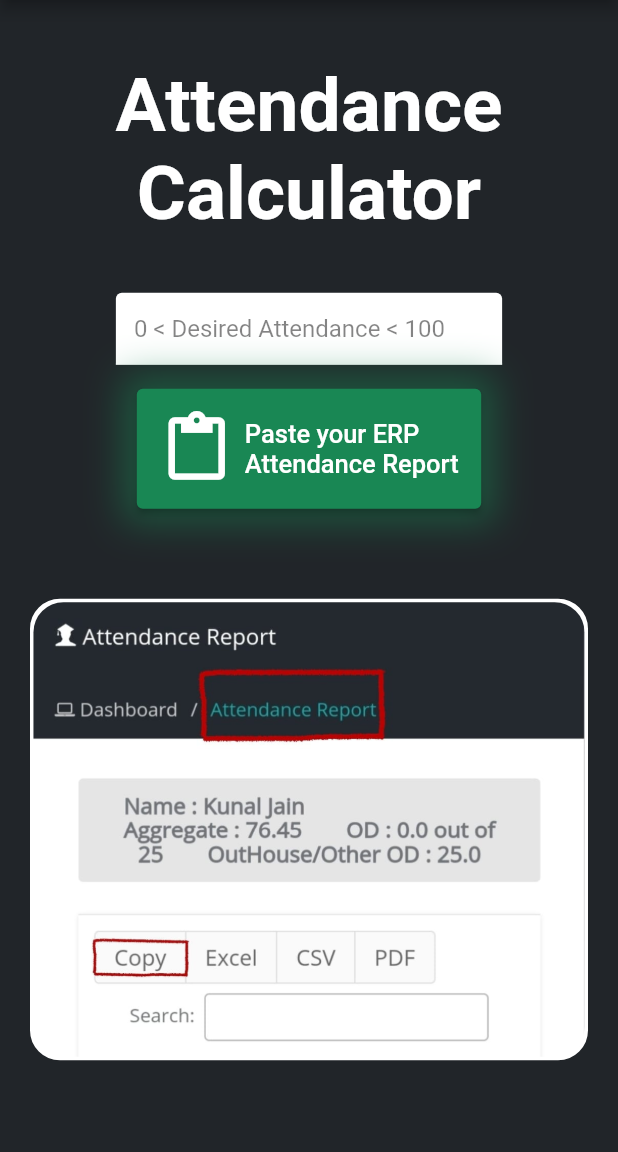
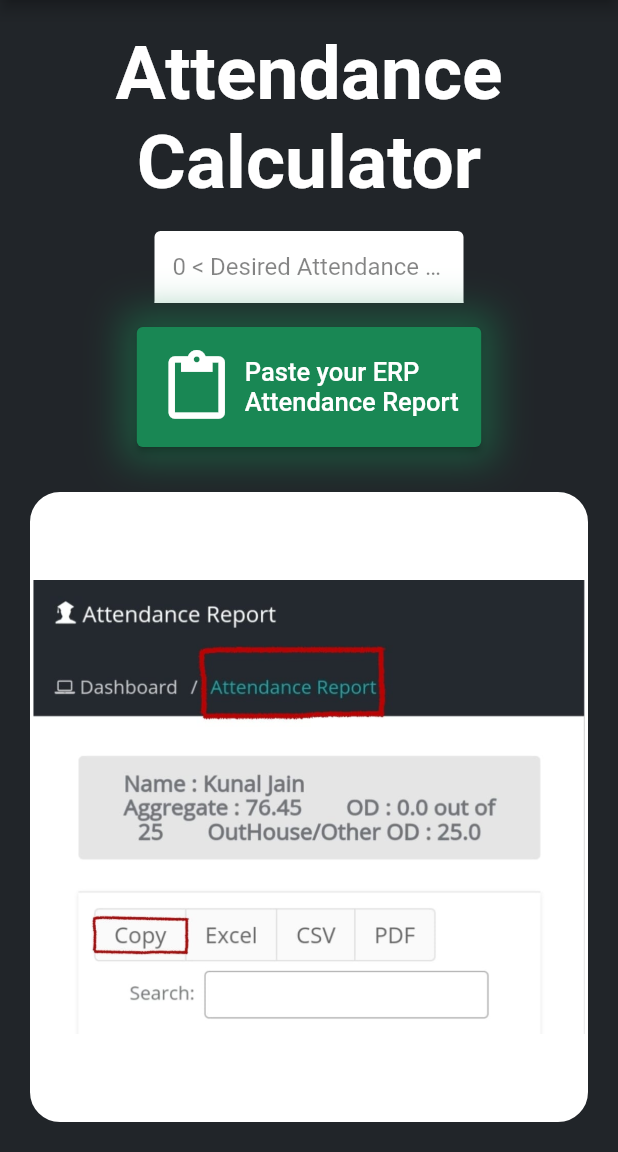
Before and after one commit to helloamj/Attendi-fy-app, a Flutter app: the Calculator screen opened directly, on a phone screen of 412 x 824 dp, the part 84-1236 px from its top. Run offline on Flutter 3.47's test engine with Material 2 defaults, Android fonts, the phone set to English and light mode, and no system bars; our stand-ins replace animated_text_kit, firebase_analytics, firebase_core, google_fonts; accounts and stored records are empty.

Commit message:
web version

```diff
--- a/lib/pages/attendance_calc.dart
+++ b/lib/pages/attendance_calc.dart
@@ -24,12 +24,13 @@ class CalculatorState extends State<Calculator> {
         backgroundColor: const Color(0xff198754),
       ),
       body: Center(
-        child: SingleChildScrollView(
         child: Column(
-            mainAxisAlignment: MainAxisAlignment.center,
+          mainAxisAlignment: MainAxisAlignment.spaceAround,
           crossAxisAlignment: CrossAxisAlignment.center,
-            mainAxisSize: MainAxisSize.min,
           children: [
+            const SizedBox(
+              height: 20,
+            ),
             Text(
               'Attendance Calculator',
               style: GoogleFonts.roboto(
@@ -38,14 +39,9 @@ class CalculatorState extends State<Calculator> {
               ),
               textAlign: TextAlign.center,
             ),
-              const SizedBox(
-                height: 20,
-              ),
             const PasteButton(),
-              const SizedBox(
-                height: 30,
-              ),
-              Container(
+            Expanded(
+              child: Container(
                 margin: const EdgeInsets.all(20),
                 decoration: BoxDecoration(
                   color: Colors.white,
@@ -57,10 +53,11 @@ class CalculatorState extends State<Calculator> {
                 ),
                 child: ClipRRect(
                   borderRadius: BorderRadius.circular(20),
-                    child: Image.asset('assets/tutorial/tutorial.jpeg')),
-              )
+                  child: Image.asset('assets/tutorial/tutorial.jpeg'),
+                ),
+              ),
+            ),
           ],
-          ),
         ),
       ),
     );
--- a/lib/widgets/paste_button.dart
+++ b/lib/widgets/paste_button.dart
@@ -105,7 +105,7 @@ class _PasteButtonState extends State<PasteButton> {
       children: [
         const SizedBox(height: 16),
         SizedBox(
-          width: width / 1.6,
+          width: width / 2,
           child: TextField(
             controller: prcntcontroller,
             style: const TextStyle(color: Colors.black),
```
Also changed, not shown: pubspec.lock. Lines whose indentation alone changed are shown as unchanged.
